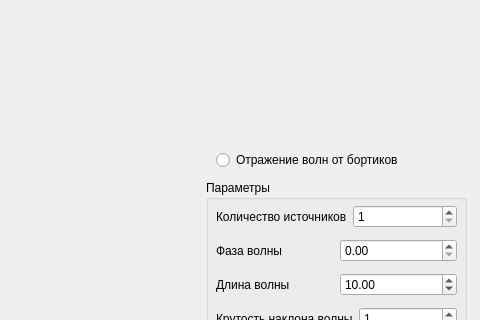
The window that source/mainwindow.ui (Student-Experimental-Physics-Laboratory/self-water-talbot) describes before a commit, drawn with Qt 5; both pictures show x 714 to 1194 and y 170 to 490 of the 1194 by 658 pixel window.
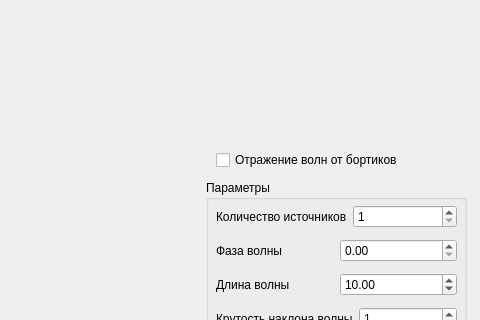
The same window after the commit. Custom widgets are drawn as their Qt base class.

The edit to the form file:
```diff
--- a/source/mainwindow.ui
+++ b/source/mainwindow.ui
@@ -163,7 +163,7 @@
      </layout>
     </widget>
    </widget>
-   <widget class="QRadioButton" name="is_reflectible_input">
+   <widget class="QCheckBox" name="is_reflectible_input">
     <property name="geometry">
      <rect>
       <x>930</x>
```
Left out of the diff: 2 changed lines with no effect on the pictures.
